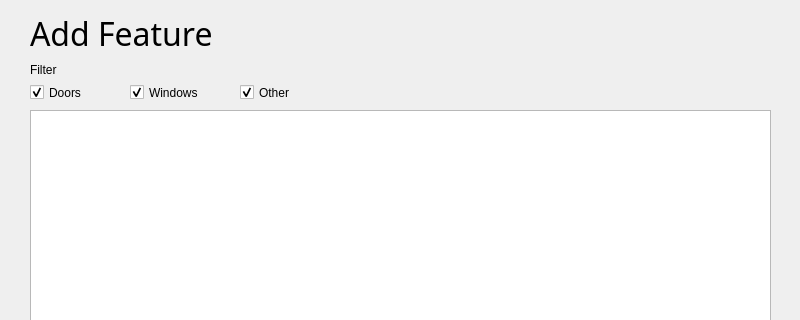
penguintutor/lc-building, file addfeaturewindow.ui: the form before one commit; both pictures show x 0 to 800 and y 0 to 320 of the 800 by 600 pixel window.
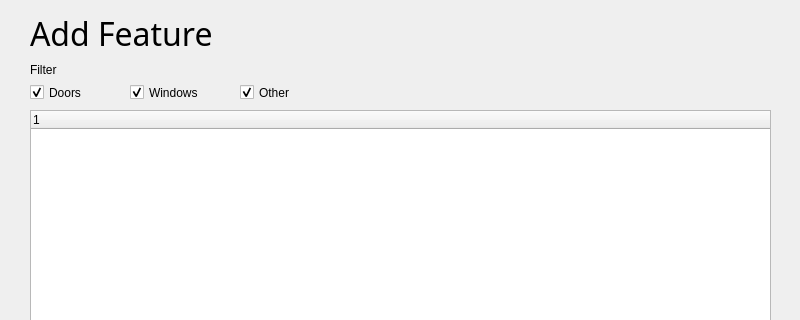
The form after the commit.

Commit message: Update Add feature window with summary information extraction

Patch:
```diff
--- a/addfeaturewindow.ui
+++ b/addfeaturewindow.ui
@@ -127,7 +127,7 @@
      <bool>true</bool>
     </property>
    </widget>
-   <widget class="QListView" name="listView">
+   <widget class="QTreeWidget" name="treeWidget">
     <property name="geometry">
      <rect>
       <x>30</x>
```
The commit also changes 1 other file.
